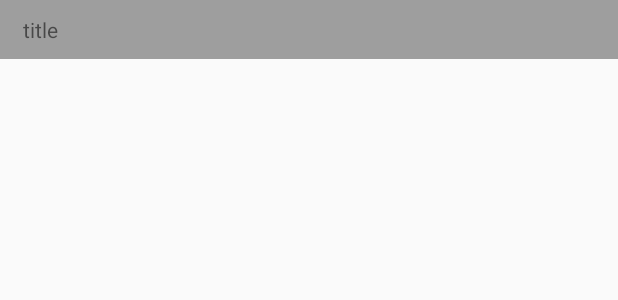
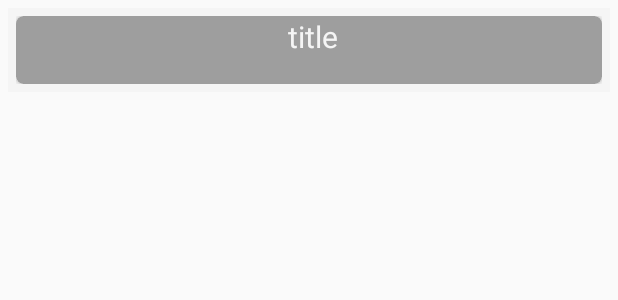
Before and after one commit to zelaznymarek/Stopwatch, an Android app: the layout competitor.xml on its own in the app's theme, with its tools: preview values and no code run, on a phone screen of 412 x 824 dp. Shown: the top 300 px of the screen. Run offline under Robolectric (Android 15) with nearby library versions, the phone set to English and light mode, and no system bars.

Commit message:
updated version

```diff
--- a/app/build.gradle
+++ b/app/build.gradle
@@ -33,5 +33,5 @@ dependencies {
     apt 'com.jakewharton:butterknife-compiler:8.1.0'
     compile 'io.realm:realm-android:0.87.4'
     compile 'com.android.support:recyclerview-v7:23.0.+'
-    compile 'com.yqritc:recyclerview-flexibledivider:1.2.9'
+    compile 'com.android.support:cardview-v7:23.3.0'
 }
--- a/app/src/main/res/layout/activity_scores.xml
+++ b/app/src/main/res/layout/activity_scores.xml
@@ -20,6 +20,6 @@
         android:layout_height="match_parent"
         android:layout_below="@+id/list_title"
         android:padding="10dp"
-        android:background="#EEEEEE"
+        android:background="@color/primary_light"
         />
 </RelativeLayout>
--- a/app/src/main/res/layout/competitor.xml
+++ b/app/src/main/res/layout/competitor.xml
@@ -3,17 +3,31 @@
     xmlns:android="http://schemas.android.com/apk/res/android"
     android:layout_width="match_parent"
     android:layout_height="wrap_content"
-    android:padding="10dp"
-    android:background="@color/primary">
+    android:layout_margin="5dp"
+    android:padding="5dp"
+    android:background="@color/primary_light">
+
+    <android.support.v7.widget.CardView
+        xmlns:card_view="http://schemas.android.com/apk/res-auto"
+        android:id="@+id/card_view"
+        android:layout_width="match_parent"
+        android:layout_height="45dp"
+        android:layout_gravity="center"
+        card_view:cardCornerRadius="5dp"
+        card_view:cardBackgroundColor="@color/primary">
 
 
     <TextView android:id="@+id/score"
         android:layout_width="match_parent"
         android:layout_height="wrap_content"
         android:text="title"
+        android:textSize="20sp"
         android:paddingLeft="5dp"
+        android:textAlignment="center"
         android:layout_alignParentTop="true"
-        android:layout_alignParentStart="true" />
+        android:layout_alignParentStart="true"
+        android:textColor="@color/primary_light"/>
 
+    </android.support.v7.widget.CardView>
 
 </RelativeLayout>
```
Also changed, not shown: app/src/main/java/com/example/marek/fastestbeer/Competitor.java (+11 -0 lines), app/src/main/java/com/example/marek/fastestbeer/Global.java (added, +8 -0 lines), app/src/main/java/com/example/marek/fastestbeer/MainActivity.java (+23 -0 lines), app/src/main/java/com/example/marek/fastestbeer/Scores.java (+8 -4 lines), app/src/main/ic_launcher-web.png (added), app/src/main/res/mipmap-hdpi/ic_launcher.png, app/src/main/res/mipmap-mdpi/ic_launcher.png, app/src/main/res/mipmap-xhdpi/ic_launcher.png, app/src/main/res/mipmap-xxhdpi/ic_launcher.png, app/src/main/res/mipmap-xxxhdpi/ic_launcher.png.
